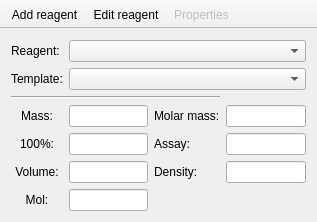
This is mainwindow.ui in FrankMamuda/fumingcube as Qt 5 draws it before an edit. The edited form follows.
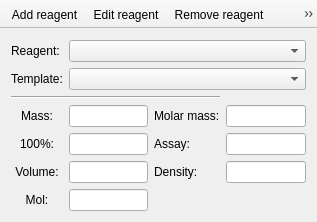
This is the edited form. Custom widgets are drawn as their Qt base class.

Patch:
```diff
--- a/mainwindow.ui
+++ b/mainwindow.ui
@@ -169,6 +169,7 @@
    </attribute>
    <addaction name="actionAdd"/>
    <addaction name="actionEdit"/>
+   <addaction name="actionRemove"/>
    <addaction name="actionProperties"/>
   </widget>
   <action name="actionAdd">
@@ -192,6 +193,11 @@
     <string>Properties</string>
    </property>
   </action>
+  <action name="actionRemove">
+   <property name="text">
+    <string>Remove reagent</string>
+   </property>
+  </action>
  </widget>
  <layoutdefault spacing="6" margin="11"/>
  <customwidgets>
```
